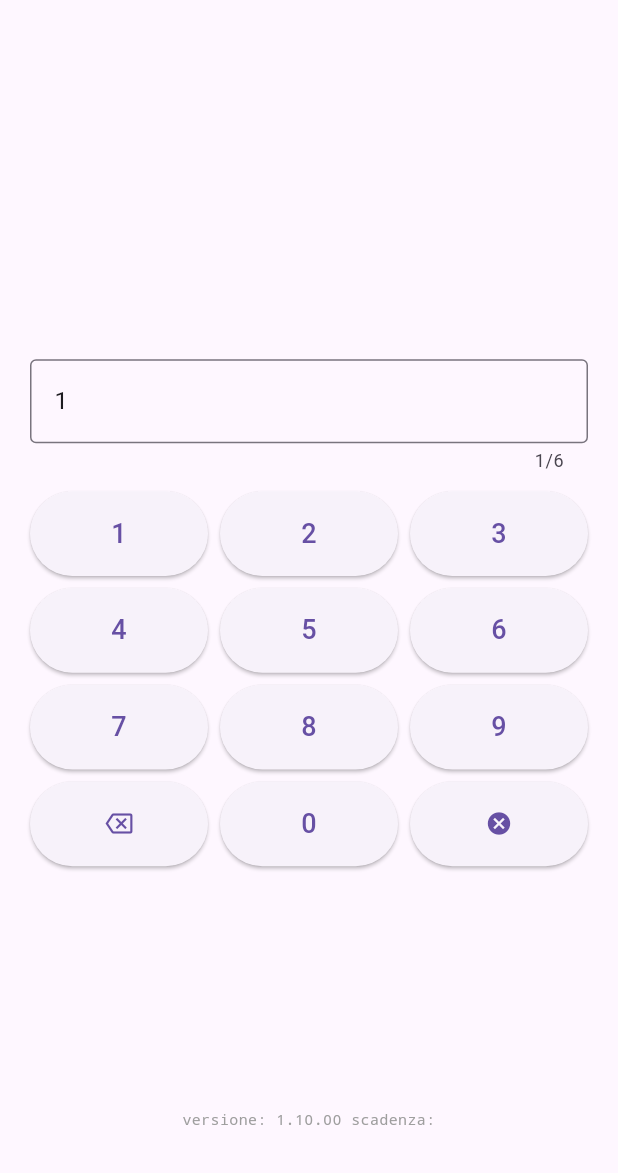
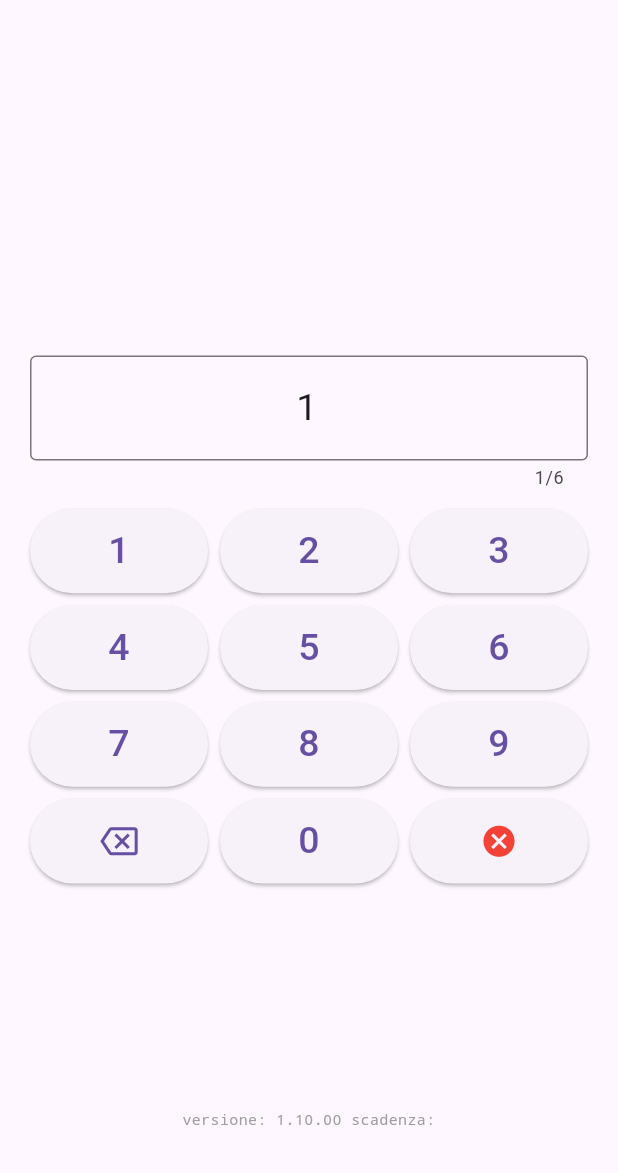
Before and after one commit to RaistXOL/Farma-Authenticator, a Flutter app: the screen it shows after launch, after a tap on an icon or button, on a phone screen of 412 x 824 dp, the part 63-1236 px from its top. Run offline on Flutter 3.47's test engine with Material 3 defaults, Android fonts, the phone set to English and light mode, and no system bars; our stand-ins replace device_info_plus, package_info_plus, shared_preferences; missing offline and left inert: android_id, window_manager.

Commit message:
bottone colorato + lente ingrandimento

```diff
--- a/lib/main.dart
+++ b/lib/main.dart
@@ -233,7 +233,7 @@ class _ReverseHomePageState extends State<ReverseHomePage> with WindowListener {
                 // Codice generato in alto
                 Text(
                   _converted,
-                  style: const TextStyle(fontSize: 34, fontWeight: FontWeight.bold),
+                  style: const TextStyle(fontSize: 40, fontWeight: FontWeight.bold),
                   textAlign: TextAlign.center,
                 ),
                 const SizedBox(height: 16),
@@ -242,6 +242,8 @@ class _ReverseHomePageState extends State<ReverseHomePage> with WindowListener {
                 TextField(
                   controller: _controller,
                   maxLength: 6,
+                  textAlign: TextAlign.center,
+                  style: TextStyle(fontSize: 25, fontWeight: FontWeight.normal),
                   readOnly: true, // input solo da pulsantiera
                   decoration: const InputDecoration(
                     border: OutlineInputBorder(),
@@ -336,7 +338,15 @@ extension on _ReverseHomePageState {
   }
 
   void _appendDigit(String digit) {
-    if (_controller.text.length >= 6) return;
+    if (_controller.text.length >= 6) {
+      final newText = digit; // reset e riparti dal nuovo numero
+      _controller.text = newText;
+      _controller.selection = TextSelection.fromPosition(
+        TextPosition(offset: newText.length),
+      );
+      _handleTextChanged(newText);
+      return;
+    }
     final newText = _controller.text + digit;
     _controller.text = newText;
     _controller.selection = TextSelection.fromPosition(
@@ -390,7 +400,7 @@ class _NumericKeypad extends StatelessWidget {
             for (final d in digits)
               ElevatedButton(
                 onPressed: () => onDigit(d),
-                child: Text(d, style: const TextStyle(fontSize: 18)),
+                child: Text(d, style: const TextStyle(fontSize: 25)),
               ),
           ],
         ),
@@ -407,18 +417,18 @@ class _NumericKeypad extends StatelessWidget {
               message: 'Cancella',
               child: ElevatedButton(
                 onPressed: onBackspace,
-                child: const Icon(Icons.backspace_outlined),
+                child: const Icon(Icons.backspace_outlined, size: 25),
               ),
             ),
             ElevatedButton(
               onPressed: () => onDigit('0'),
-              child: const Text('0', style: TextStyle(fontSize: 18)),
+              child: const Text('0', style: TextStyle(fontSize: 25)),
             ),
             Tooltip(
               message: 'Azzera',
               child: ElevatedButton(
                 onPressed: onClear,
-                child: const Icon(Icons.cancel),
+                child: const Icon(Icons.cancel, size: 25, color: Colors.red ),
               ),
             ),
           ],
```
